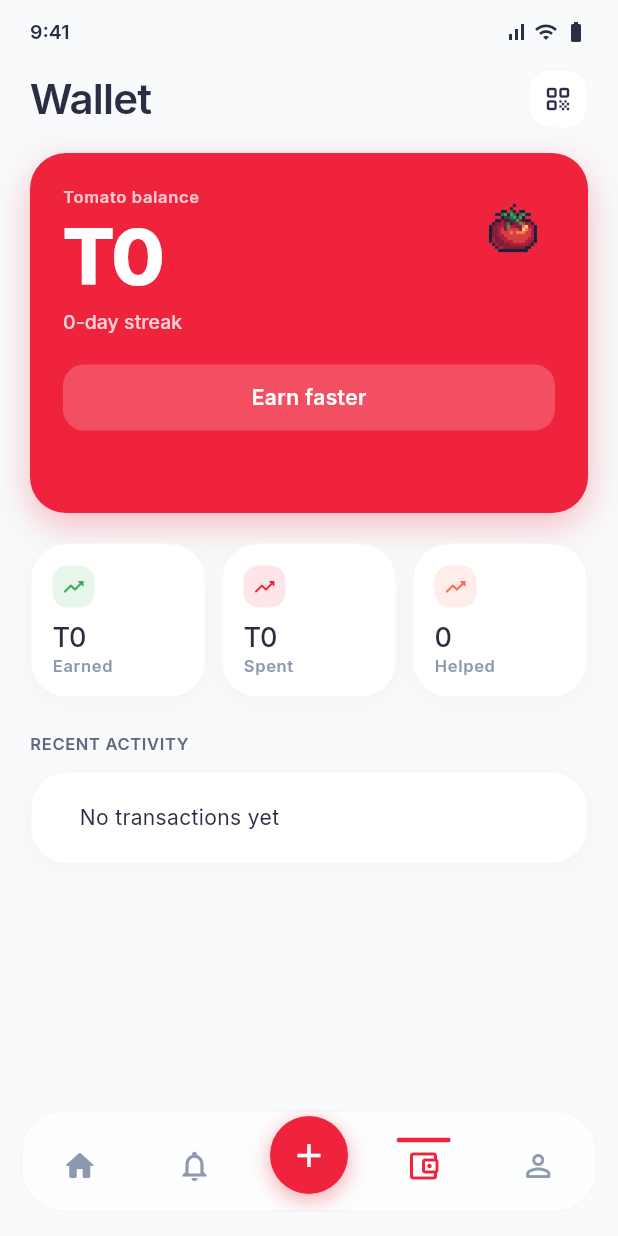
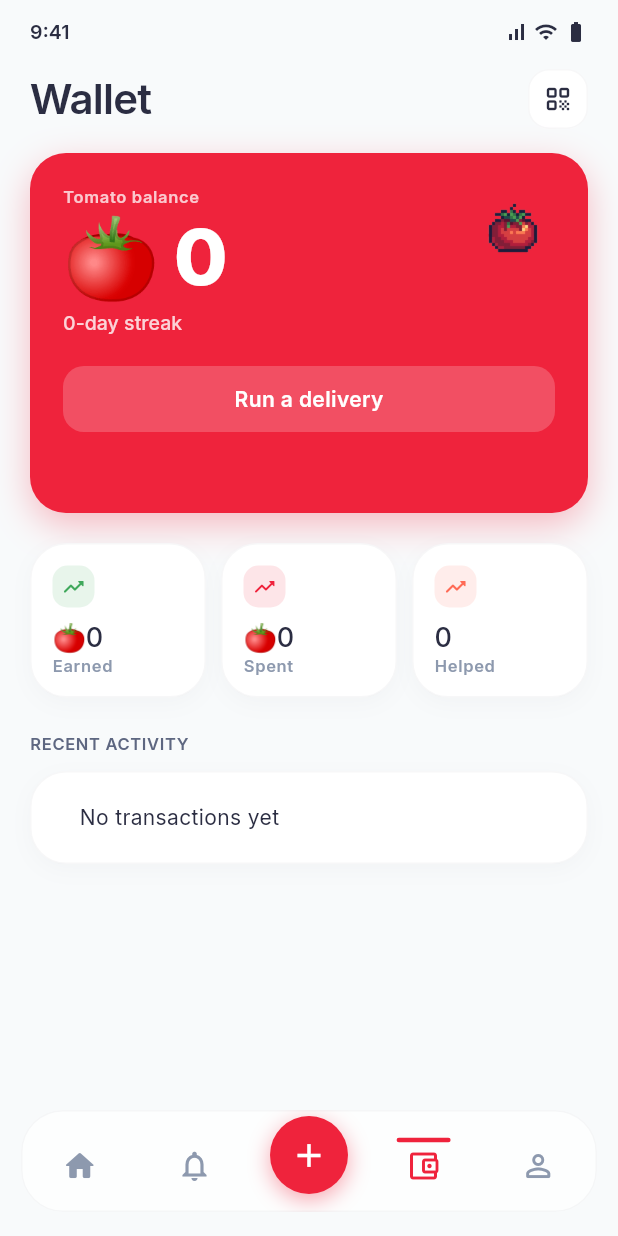
Before and after one commit to Guna1237/tomato, a Flutter app: the WalletScreen screen opened by its route, on a phone screen of 412 x 824 dp. Run offline on Flutter 3.47's test engine with Material 3 defaults, Android fonts, the phone set to English and light mode, and no system bars; our stand-ins replace cached_network_image, flutter_animate, flutter_map, flutter_riverpod, geolocator, go_router and 5 more; missing offline and left inert: google_mlkit_face_detection; accounts and stored records are empty.

Commit message:
fix: active delivery visibility, chat table, tomato emoji, UI copy
- context.go -> context.push for tracking (keeps shell mounted, fixes disappearing ride)
- activeDeliveryProvider: wait for both streams before emitting (no null flash)
- Add migration 004: delivery_messages table + RLS + runner_lat/lng columns
- Replace T prefix with tomato emoji everywhere
- Remove AI slop copy (TOMATO BALANCE, Earn faster, Coordinate with the other party)

Co-Authored-By: Claude Sonnet 4.6 <noreply@anthropic.com>

```diff
--- a/lib/core/providers/delivery_provider.dart
+++ b/lib/core/providers/delivery_provider.dart
@@ -24,8 +24,12 @@ final activeDeliveryProvider = StreamProvider<Delivery?>((ref) {
   final controller = StreamController<Delivery?>.broadcast();
   Delivery? latestRequester;
   Delivery? latestRunner;
+  bool requesterReady = false;
+  bool runnerReady = false;
 
   void emit() {
+    // Don't emit null flash — wait until both streams have responded at least once
+    if (!requesterReady || !runnerReady) return;
     if (!controller.isClosed) {
       controller.add(latestRequester ?? latestRunner);
     }
@@ -37,6 +41,7 @@ final activeDeliveryProvider = StreamProvider<Delivery?>((ref) {
       .eq('requester_id', userId)
       .listen((rows) {
         latestRequester = pickActive(rows);
+        requesterReady = true;
         emit();
       }, onError: controller.addError);
 
@@ -46,6 +51,7 @@ final activeDeliveryProvider = StreamProvider<Delivery?>((ref) {
       .eq('runner_id', userId)
       .listen((rows) {
         latestRunner = pickActive(rows);
+        runnerReady = true;
         emit();
       }, onError: controller.addError);
 
--- a/lib/data/models/credit_transaction.dart
+++ b/lib/data/models/credit_transaction.dart
@@ -78,6 +78,6 @@ class CreditTransaction {
 
   String get displayAmount {
     final sign = isIncoming ? '+' : '-';
-    return '${sign}T$amount';
+    return '$sign🍅$amount';
   }
 }
--- a/lib/features/home/widgets/active_delivery_card.dart
+++ b/lib/features/home/widgets/active_delivery_card.dart
@@ -36,7 +36,7 @@ class ActiveDeliveryCard extends StatelessWidget {
     final displayName = runnerName ?? 'Your runner';
 
     return TomatoCard(
-      onTap: () => context.go('/tracking?delivery_id=${delivery.id}'),
+      onTap: () => context.push('/tracking?delivery_id=${delivery.id}'),
       padding: const EdgeInsets.all(18),
       child: Column(
         crossAxisAlignment: CrossAxisAlignment.start,
--- a/lib/features/home/widgets/wallet_hero_card.dart
+++ b/lib/features/home/widgets/wallet_hero_card.dart
@@ -41,7 +41,7 @@ class WalletHeroCard extends StatelessWidget {
               mainAxisAlignment: MainAxisAlignment.spaceBetween,
               children: [
                 Text(
-                  'TOMATO BALANCE',
+                  'BALANCE',
                   style: AppTextStyles.micro(color: Colors.white.withValues(alpha: 0.6)),
                 ),
                 Container(
@@ -73,7 +73,7 @@ class WalletHeroCard extends StatelessWidget {
 
             // Credit amount
             Text(
-              'T$credits',
+              '🍅 $credits',
               style: AppTextStyles.numericLarge(color: Colors.white),
             )
                 .animate(onPlay: (c) => c.repeat(reverse: true))
--- a/lib/features/matching/widgets/runner_offer_sheet.dart
+++ b/lib/features/matching/widgets/runner_offer_sheet.dart
@@ -93,7 +93,7 @@ class RunnerOfferSheet extends StatelessWidget {
                 _Divider(),
                 _StatCell(label: 'Distance', value: '${runner.distanceKm}km'),
                 _Divider(),
-                _StatCell(label: 'Reward', value: 'T${runner.rewardCredits}', highlight: true),
+                _StatCell(label: 'Reward', value: '🍅${runner.rewardCredits}', highlight: true),
               ],
             ),
           ),
--- a/lib/features/messaging/messaging_screen.dart
+++ b/lib/features/messaging/messaging_screen.dart
@@ -97,7 +97,7 @@ class _MessagingScreenState extends ConsumerState<MessagingScreen> {
                     children: [
                       Text('Delivery chat',
                           style: AppTextStyles.h3(color: fg1)),
-                      Text('Coordinate with the other party',
+                      Text('Delivery chat',
                           style: AppTextStyles.meta(
                               color: AppColors.lavenderGrey)),
                     ],
--- a/lib/features/profile/profile_screen.dart
+++ b/lib/features/profile/profile_screen.dart
@@ -463,7 +463,7 @@ class _ProfileBodyState extends ConsumerState<_ProfileBody> {
                 mainAxisAlignment: MainAxisAlignment.spaceAround,
                 children: [
                   _Stat(value: '${user.streakDays}d', label: 'Streak'),
-                  _Stat(value: 'T${user.tomatoCredits}', label: 'Tomatos'),
+                  _Stat(value: '🍅${user.tomatoCredits}', label: 'Tomatoes'),
                   _Stat(value: '${(user.reliability * 100).toInt()}%', label: 'Reliability'),
                 ],
               ),
--- a/lib/features/request/request_screen.dart
+++ b/lib/features/request/request_screen.dart
@@ -222,7 +222,7 @@ class _RequestScreenState extends ConsumerState<RequestScreen> {
                               Text('Estimated cost',
                                   style: AppTextStyles.meta(color: AppColors.lavenderGrey)),
                               const SizedBox(height: 4),
-                              Text('T$creditCost',
+                              Text('🍅$creditCost',
                                   style: AppTextStyles.h3(color: fg1)),
                             ],
                           ),
@@ -234,7 +234,7 @@ class _RequestScreenState extends ConsumerState<RequestScreen> {
                                   style: AppTextStyles.meta(color: AppColors.lavenderGrey)),
                               const SizedBox(height: 4),
                               Text(
-                                'T$userCredits',
+                                '🍅$userCredits',
                                 style: AppTextStyles.h3(
                                   color: canAfford
                                       ? AppColors.punchRed
--- a/lib/features/wallet/wallet_screen.dart
+++ b/lib/features/wallet/wallet_screen.dart
@@ -87,7 +87,7 @@ class WalletScreen extends ConsumerWidget {
                                   ),
                                   const SizedBox(height: 8),
                                   Text(
-                                    'T$credits',
+                                    '🍅 $credits',
                                     style: AppTextStyles.numericLarge(color: Colors.white),
                                   ),
                                   const SizedBox(height: 8),
@@ -103,9 +103,9 @@ class WalletScreen extends ConsumerWidget {
                         ),
                         const SizedBox(height: 20),
                         _HeroBtn(
-                          label: 'Earn faster',
+                          label: 'Run a delivery',
                           onPressed: () => ScaffoldMessenger.of(context).showSnackBar(
-                            const SnackBar(content: Text('Complete deliveries to earn tomatos'), behavior: SnackBarBehavior.floating, duration: Duration(seconds: 2)),
+                            const SnackBar(content: Text('Enable runner mode in Profile to start earning'), behavior: SnackBarBehavior.floating, duration: Duration(seconds: 2)),
                           ),
                         ),
                       ],
--- a/lib/features/wallet/widgets/wallet_stats_row.dart
+++ b/lib/features/wallet/widgets/wallet_stats_row.dart
@@ -33,9 +33,9 @@ class WalletStatsRow extends ConsumerWidget {
 
     return Row(
       children: [
-        _StatCard(label: 'Earned', value: 'T$earned', color: AppColors.leaf500),
+        _StatCard(label: 'Earned', value: '🍅$earned', color: AppColors.leaf500),
         const SizedBox(width: 10),
-        _StatCard(label: 'Spent', value: 'T$spent', color: AppColors.punchRed),
+        _StatCard(label: 'Spent', value: '🍅$spent', color: AppColors.punchRed),
         const SizedBox(width: 10),
         _StatCard(label: 'Helped', value: '$helped', color: AppColors.ember500),
       ],
```
Also changed, not shown: 1 other file.
